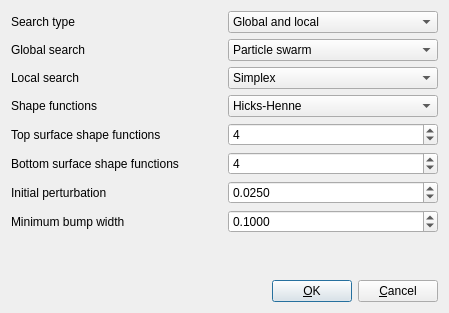
Before: the Qt Designer form ui/optimizationsettings.ui in montagdude/Xoptfoil, drawn with Qt 5.
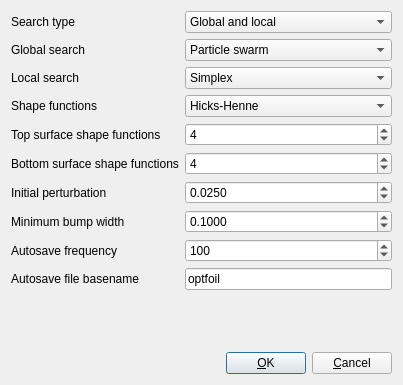
After: the same form once the commit is applied.

Commit message: Add settings for autosave frequency and autosave basename

What changed in the file:
```diff
--- a/ui/optimizationsettings.ui
+++ b/ui/optimizationsettings.ui
@@ -6,8 +6,8 @@
    <rect>
     <x>0</x>
     <y>0</y>
-    <width>449</width>
-    <height>313</height>
+    <width>403</width>
+    <height>385</height>
    </rect>
   </property>
   <property name="windowTitle">
@@ -181,6 +181,43 @@
        </property>
       </widget>
      </item>
+     <item row="8" column="0">
+      <widget class="QLabel" name="label_9">
+       <property name="toolTip">
+        <string>&lt;html&gt;&lt;head/&gt;&lt;body&gt;&lt;p&gt;Data will automatically be written every N number of iterations&lt;/p&gt;&lt;/body&gt;&lt;/html&gt;</string>
+       </property>
+       <property name="text">
+        <string>Autosave frequency</string>
+       </property>
+      </widget>
+     </item>
+     <item row="8" column="1">
+      <widget class="QSpinBox" name="autosaveBox">
+       <property name="maximum">
+        <number>10000</number>
+       </property>
+       <property name="value">
+        <number>100</number>
+       </property>
+      </widget>
+     </item>
+     <item row="9" column="0">
+      <widget class="QLabel" name="label_10">
+       <property name="toolTip">
+        <string>&lt;html&gt;&lt;head/&gt;&lt;body&gt;&lt;p&gt;Basename for autosave files written during optimization&lt;/p&gt;&lt;/body&gt;&lt;/html&gt;</string>
+       </property>
+       <property name="text">
+        <string>Autosave file basename</string>
+       </property>
+      </widget>
+     </item>
+     <item row="9" column="1">
+      <widget class="QLineEdit" name="basenameEdit">
+       <property name="text">
+        <string>optfoil</string>
+       </property>
+      </widget>
+     </item>
     </layout>
    </item>
    <item>
```
The commit also changes 2 other files.
